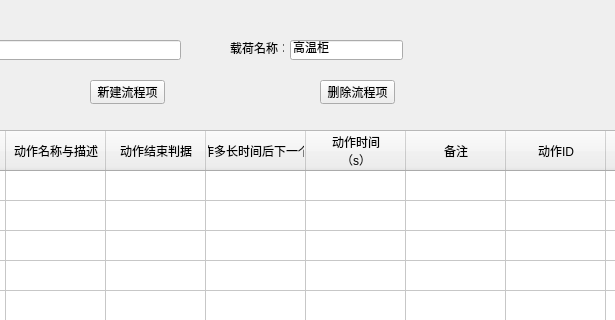
JcypVacant/-experiment-process-config, file ui/mainwindow.ui: the form before one commit; both pictures show x 360 to 975 and y 0 to 320 of the 1153 by 823 pixel window.
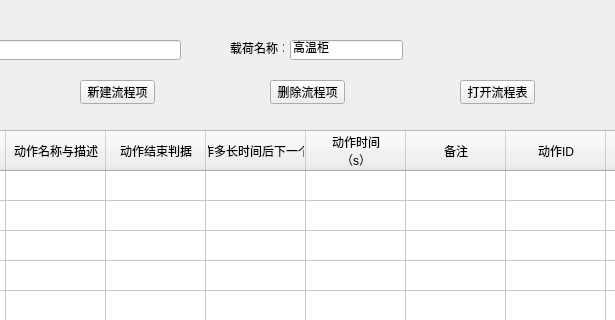
The form after the commit.

Commit message: 新增打开流程表

Patch:
```diff
--- a/ui/mainwindow.ui
+++ b/ui/mainwindow.ui
@@ -270,7 +270,7 @@
    <widget class="QPushButton" name="newItemButton">
     <property name="geometry">
      <rect>
-      <x>450</x>
+      <x>440</x>
       <y>80</y>
       <width>75</width>
       <height>24</height>
@@ -348,7 +348,7 @@
    <widget class="QPushButton" name="deleteItemPushButton">
     <property name="geometry">
      <rect>
-      <x>680</x>
+      <x>630</x>
       <y>80</y>
       <width>75</width>
       <height>24</height>
@@ -371,6 +371,19 @@
      <string>导入数据</string>
     </property>
    </widget>
+   <widget class="QPushButton" name="open_excel_file_PushButton">
+    <property name="geometry">
+     <rect>
+      <x>820</x>
+      <y>80</y>
+      <width>75</width>
+      <height>24</height>
+     </rect>
+    </property>
+    <property name="text">
+     <string>打开流程表</string>
+    </property>
+   </widget>
   </widget>
   <widget class="QMenuBar" name="menubar">
    <property name="geometry">
```
Left out of the diff: 2 changed lines with no effect on the pictures. The commit also changes 5 other files.
